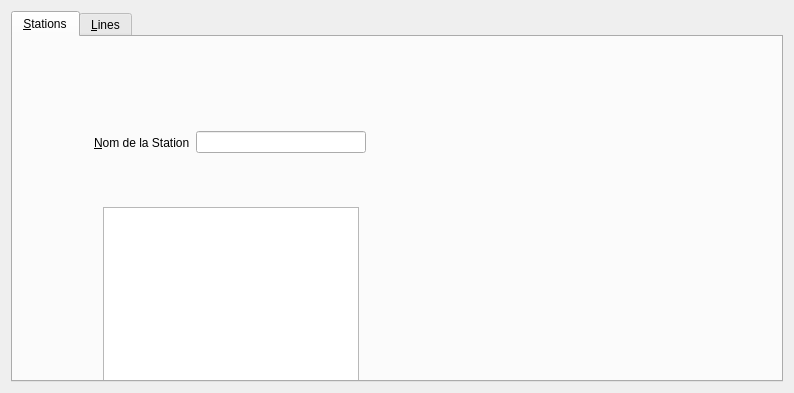
Before: the Qt Designer form RATP_module/main_ratp_window.ui in dibydrams/raspparispi, drawn with Qt 5.
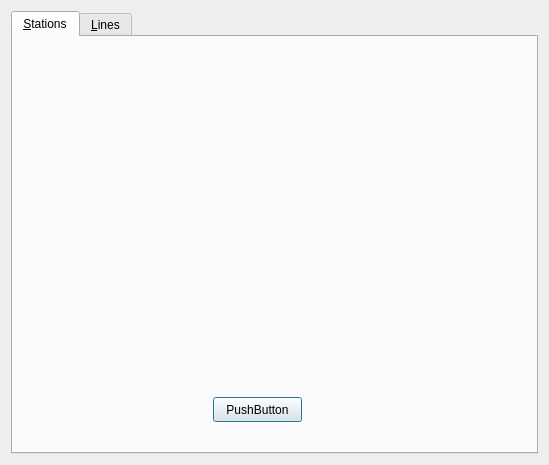
After: the same form once the commit is applied. The open tabs and pages were chosen to show the change.

Commit message: Interface started

```diff
--- a/RATP_module/main_ratp_window.ui
+++ b/RATP_module/main_ratp_window.ui
@@ -6,8 +6,8 @@
    <rect>
     <x>0</x>
     <y>0</y>
-    <width>794</width>
-    <height>393</height>
+    <width>549</width>
+    <height>465</height>
    </rect>
   </property>
   <property name="windowTitle">
@@ -23,40 +23,28 @@
       <attribute name="title">
        <string>&amp;Stations</string>
       </attribute>
-      <widget class="QListWidget" name="listSearchStation">
+      <widget class="QStackedWidget" name="stackedWidget">
        <property name="geometry">
         <rect>
-         <x>90</x>
-         <y>170</y>
-         <width>256</width>
-         <height>192</height>
+         <x>10</x>
+         <y>50</y>
+         <width>501</width>
+         <height>261</height>
         </rect>
        </property>
       </widget>
-      <widget class="QWidget" name="layoutWidget">
+      <widget class="QPushButton" name="ToNextPage_2">
        <property name="geometry">
         <rect>
-         <x>81</x>
-         <y>92</y>
-         <width>272</width>
-         <height>27</height>
+         <x>200</x>
+         <y>360</y>
+         <width>89</width>
+         <height>25</height>
         </rect>
        </property>
-       <layout class="QHBoxLayout" name="horizontalLayout_2">
-        <item>
-         <widget class="QLabel" name="labelSearchStation">
           <property name="text">
-           <string>&amp;Nom de la Station</string>
-          </property>
-          <property name="buddy">
-           <cstring>lineSearchStation</cstring>
-          </property>
-         </widget>
-        </item>
-        <item>
-         <widget class="QLineEdit" name="lineSearchStation"/>
-        </item>
-       </layout>
+        <string>PushButton</string>
+       </property>
       </widget>
      </widget>
      <widget class="QWidget" name="ongLines">
```
Left out of the diff: 27 changed lines with no effect on the pictures. Lines whose indentation alone changed are shown as unchanged. The commit also changes 4 other files.
